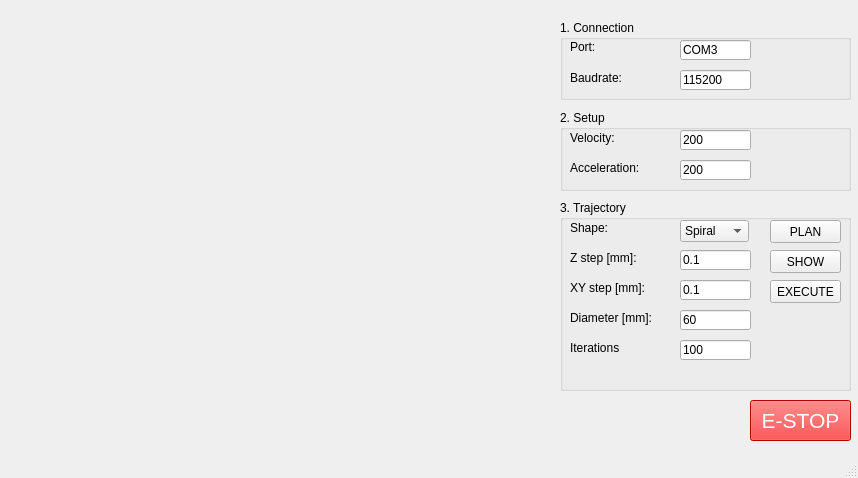
Qt form main_window.ui (marszal107/dobot_spif_program) before a commit.
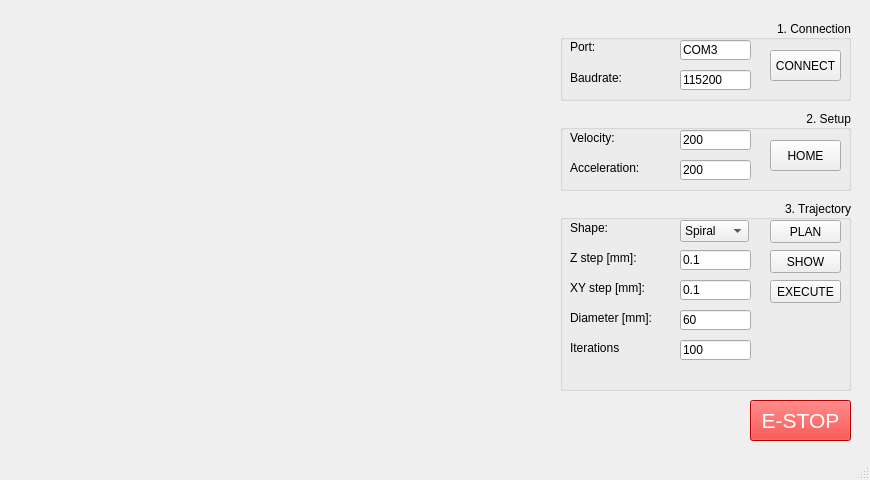
The same form after that commit.

```diff
--- a/main_window.ui
+++ b/main_window.ui
@@ -2,14 +2,35 @@
 <ui version="4.0">
  <class>MainWindow</class>
  <widget class="QMainWindow" name="MainWindow">
+  <property name="enabled">
+   <bool>true</bool>
+  </property>
   <property name="geometry">
    <rect>
     <x>0</x>
     <y>0</y>
-    <width>858</width>
-    <height>478</height>
+    <width>870</width>
+    <height>480</height>
    </rect>
   </property>
+  <property name="sizePolicy">
+   <sizepolicy hsizetype="Fixed" vsizetype="Fixed">
+    <horstretch>0</horstretch>
+    <verstretch>0</verstretch>
+   </sizepolicy>
+  </property>
+  <property name="minimumSize">
+   <size>
+    <width>870</width>
+    <height>480</height>
+   </size>
+  </property>
+  <property name="maximumSize">
+   <size>
+    <width>870</width>
+    <height>480</height>
+   </size>
+  </property>
   <property name="windowTitle">
    <string>DOBOT SPIF program</string>
   </property>
@@ -26,6 +47,9 @@
     <property name="title">
      <string>2. Setup</string>
     </property>
+    <property name="alignment">
+     <set>Qt::AlignRight|Qt::AlignTrailing|Qt::AlignVCenter</set>
+    </property>
     <widget class="QLabel" name="label_3">
      <property name="geometry">
       <rect>
@@ -78,6 +102,19 @@
       <string>Acceleration:</string>
      </property>
     </widget>
+    <widget class="QPushButton" name="home_button">
+     <property name="geometry">
+      <rect>
+       <x>210</x>
+       <y>30</y>
+       <width>71</width>
+       <height>31</height>
+      </rect>
+     </property>
+     <property name="text">
+      <string>HOME</string>
+     </property>
+    </widget>
    </widget>
    <widget class="QGroupBox" name="connectionGroupBox">
     <property name="geometry">
@@ -85,12 +122,15 @@
       <x>560</x>
       <y>20</y>
       <width>291</width>
-      <height>80</height>
+      <height>81</height>
      </rect>
     </property>
     <property name="title">
      <string>1. Connection</string>
     </property>
+    <property name="alignment">
+     <set>Qt::AlignRight|Qt::AlignTrailing|Qt::AlignVCenter</set>
+    </property>
     <widget class="QLineEdit" name="port_line">
      <property name="geometry">
       <rect>
@@ -143,6 +183,19 @@
       <string>115200</string>
      </property>
     </widget>
+    <widget class="QPushButton" name="connect_button">
+     <property name="geometry">
+      <rect>
+       <x>210</x>
+       <y>30</y>
+       <width>71</width>
+       <height>31</height>
+      </rect>
+     </property>
+     <property name="text">
+      <string>CONNECT</string>
+     </property>
+    </widget>
    </widget>
    <widget class="QGroupBox" name="trajectoryGroupBox">
     <property name="geometry">
@@ -156,6 +209,9 @@
     <property name="title">
      <string>3. Trajectory</string>
     </property>
+    <property name="alignment">
+     <set>Qt::AlignRight|Qt::AlignTrailing|Qt::AlignVCenter</set>
+    </property>
     <widget class="QComboBox" name="shapeComboBox">
      <property name="geometry">
       <rect>
@@ -314,32 +370,6 @@
       <string>60</string>
      </property>
     </widget>
-    <widget class="QPushButton" name="connect_button">
-     <property name="geometry">
-      <rect>
-       <x>200</x>
-       <y>-150</y>
-       <width>71</width>
-       <height>23</height>
-      </rect>
-     </property>
-     <property name="text">
-      <string>CONNECT</string>
-     </property>
-    </widget>
-    <widget class="QPushButton" name="home_button">
-     <property name="geometry">
-      <rect>
-       <x>200</x>
-       <y>-60</y>
-       <width>71</width>
-       <height>23</height>
-      </rect>
-     </property>
-     <property name="text">
-      <string>HOME</string>
-     </property>
-    </widget>
     <widget class="QLabel" name="label_10">
      <property name="geometry">
       <rect>
```
